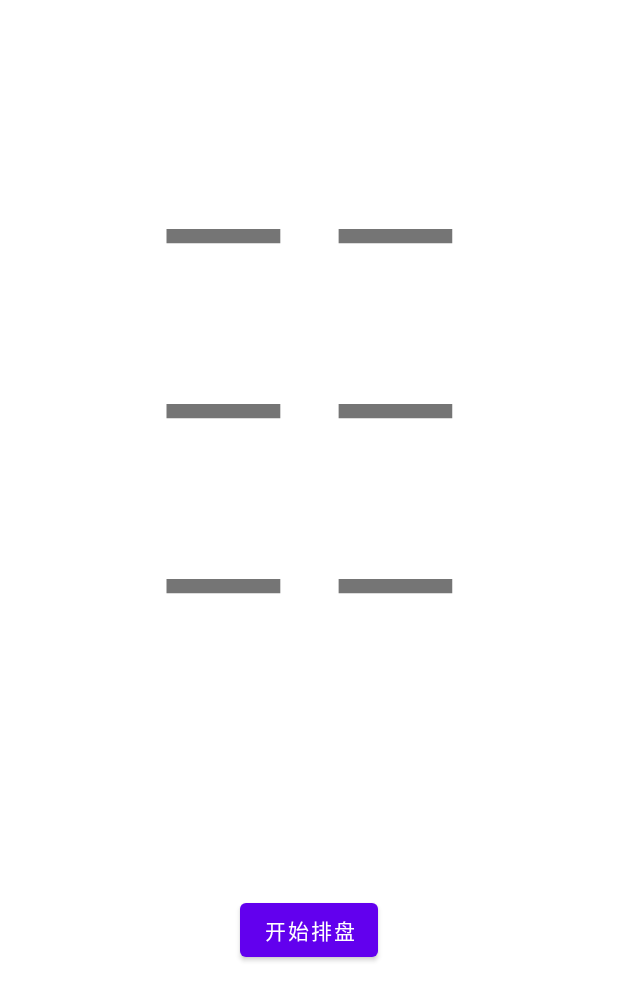
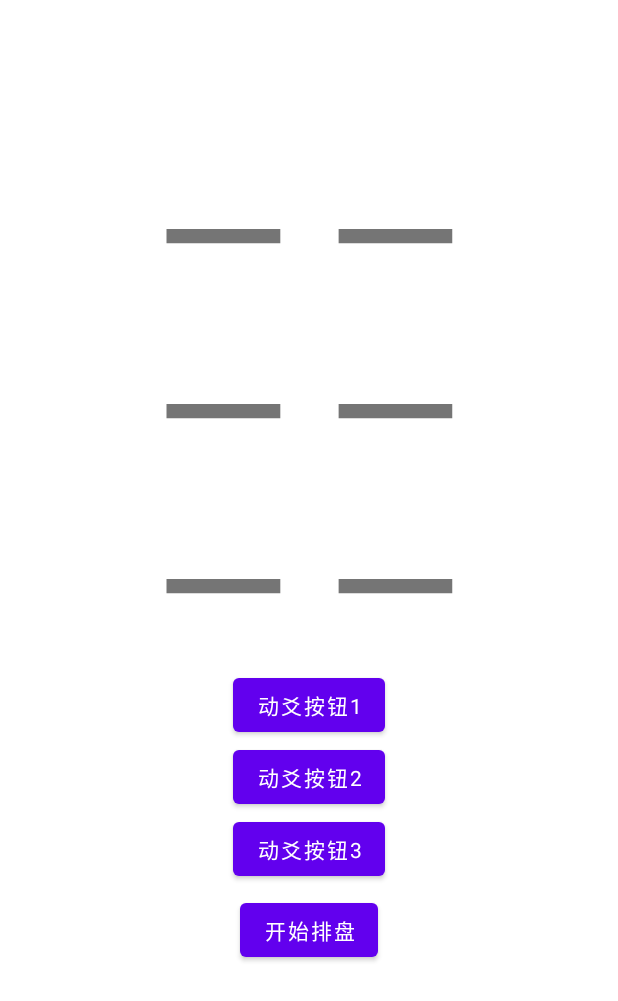
Before and after one commit to afterow/sanyaoyi-kotlin, an Android app: the SelectActivity screen opened directly, with no data from a screen before it, on a phone screen of 412 x 824 dp. Shown: the top 1001 px of the screen. Run offline under Robolectric (Android 15) with nearby library versions, the phone set to English and light mode, and no system bars; Roboto replaces fonts that are not available here.

Commit message:
New function: Add the function of specifying moving lines :sparkles:

```diff
--- a/app/src/main/java/com/afterow/sanyaoyi/DivinationActivity.kt
+++ b/app/src/main/java/com/afterow/sanyaoyi/DivinationActivity.kt
@@ -57,15 +57,18 @@ class DivinationActivity : AppCompatActivity() {
 
         // 从 Intent 中获取 "listData" 字段的值
         val listString = intent.getStringExtra("listData")
+        val yaobianList =intent.getStringExtra("yaobianList")
 
         // 将字符串转换为 MutableList<Int>
         val mutableList =
             listString?.split(",")?.map { it.toIntOrNull() }?.filterNotNull()?.toMutableList()
                 ?: mutableListOf()
 
+        val yaobianList2 = yaobianList?.split(",")?.map { it.toIntOrNull() }?.filterNotNull()?.toMutableList() ?: mutableListOf()
+
         // 创建 GuaCalculator 实例并计算卦象
         val calculator = GuaCalculator()
-        val result = calculator.toggleElement(mutableList, listOf(0, 2)) // 传入动爻索引列表
+        val result = calculator.toggleElement(mutableList,yaobianList2) // 传入动爻索引列表
 
         // 将计算结果显示在界面上
         val textViews1 = arrayOf(
--- a/app/src/main/java/com/afterow/sanyaoyi/SelectActivity.kt
+++ b/app/src/main/java/com/afterow/sanyaoyi/SelectActivity.kt
@@ -1,25 +1,32 @@
 package com.afterow.sanyaoyi
 
 import android.content.Intent
+import android.graphics.Color
 import android.os.Bundle
 import android.view.View
 import android.widget.Button
 import android.widget.TextView
 import androidx.appcompat.app.AppCompatActivity
 
+class SelectActivity : AppCompatActivity() {
 
-
-class SelectActivity : AppCompatActivity() {
+    private lateinit var yao1: TextView
+    private lateinit var yao2: TextView
+    private lateinit var yao3: TextView
+    private lateinit var myButton: Button
+    private val yaobianList = mutableListOf<Int>()
 
     override fun onCreate(savedInstanceState: Bundle?) {
         super.onCreate(savedInstanceState)
         setContentView(R.layout.activity_select)
 
-        val yao1: TextView = findViewById(R.id.yao1)
-        val yao2: TextView = findViewById(R.id.yao2)
-        val yao3: TextView = findViewById(R.id.yao3)
+        // 初始化爻的 TextView
+        yao1 = findViewById(R.id.yao1)
+        yao2 = findViewById(R.id.yao2)
+        yao3 = findViewById(R.id.yao3)
+        myButton = findViewById(R.id.anl1)
 
-        // 设置点击事件监听器
+        // 设置爻的点击事件监听器
         val listener = View.OnClickListener { view ->
             val yaoTextView = view as TextView
             // 切换爻的显示
@@ -31,9 +38,37 @@ class SelectActivity : AppCompatActivity() {
         yao2.setOnClickListener(listener)
         yao3.setOnClickListener(listener)
 
+        // 初始化动爻按钮
+        val dongyao1: Button = findViewById(R.id.dongyao1)
+        val dongyao2: Button = findViewById(R.id.dongyao2)
+        val dongyao3: Button = findViewById(R.id.dongyao3)
 
+        // 设置动爻按钮的点击事件监听器
+        val dongyaoListener = View.OnClickListener { view ->
+            val button = view as Button
+            val index = when (button.id) {
+                R.id.dongyao1 -> 0
+                R.id.dongyao2 -> 1
+                R.id.dongyao3 -> 2
+                else -> -1
+            }
+            if (index != -1) {
+                if (yaobianList.contains(index)) {
+                    yaobianList.remove(index)
+                    button.setBackgroundColor(Color.TRANSPARENT)
+                } else {
+                    yaobianList.add(index)
+                    button.setBackgroundColor(Color.YELLOW)
+                }
+            }
+        }
 
-        val myButton: Button = findViewById(R.id.anl1)
+        // 为每个动爻按钮设置点击事件
+        dongyao1.setOnClickListener(dongyaoListener)
+        dongyao2.setOnClickListener(dongyaoListener)
+        dongyao3.setOnClickListener(dongyaoListener)
+
+        // 设置 myButton 的点击事件
         myButton.setOnClickListener {
             val mutableList = mutableListOf<Int>()
             val views = listOf(yao1, yao2, yao3)
@@ -49,10 +84,8 @@ class SelectActivity : AppCompatActivity() {
 
             val intent = Intent(this, DivinationActivity::class.java)
             intent.putExtra("listData", listString)
+            intent.putExtra("yaobianList", yaobianList.joinToString(","))
             startActivity(intent)
         }
-
-
-
     }
 }
--- a/app/src/main/res/layout/activity_select.xml
+++ b/app/src/main/res/layout/activity_select.xml
@@ -58,6 +58,24 @@
             android:textSize="85sp"
             tools:ignore="HardcodedText,TextSizeCheck" />
 
+            <Button
+                android:id="@+id/dongyao1"
+                android:layout_width="wrap_content"
+                android:layout_height="wrap_content"
+                android:text="动爻按钮1" />
+
+            <Button
+                android:id="@+id/dongyao2"
+                android:layout_width="wrap_content"
+                android:layout_height="wrap_content"
+                android:text="动爻按钮2" />
+
+            <Button
+                android:id="@+id/dongyao3"
+                android:layout_width="wrap_content"
+                android:layout_height="wrap_content"
+                android:text="动爻按钮3" />
+
     </LinearLayout>
 
     <Button
--- a/app/src/main/res/values/colors.xml
+++ b/app/src/main/res/values/colors.xml
@@ -7,4 +7,5 @@
     <color name="teal_700">#FF018786</color>
     <color name="black">#FF000000</color>
     <color name="white">#FFFFFFFF</color>
+
 </resources>
```
Also changed, not shown: 1 other file.
